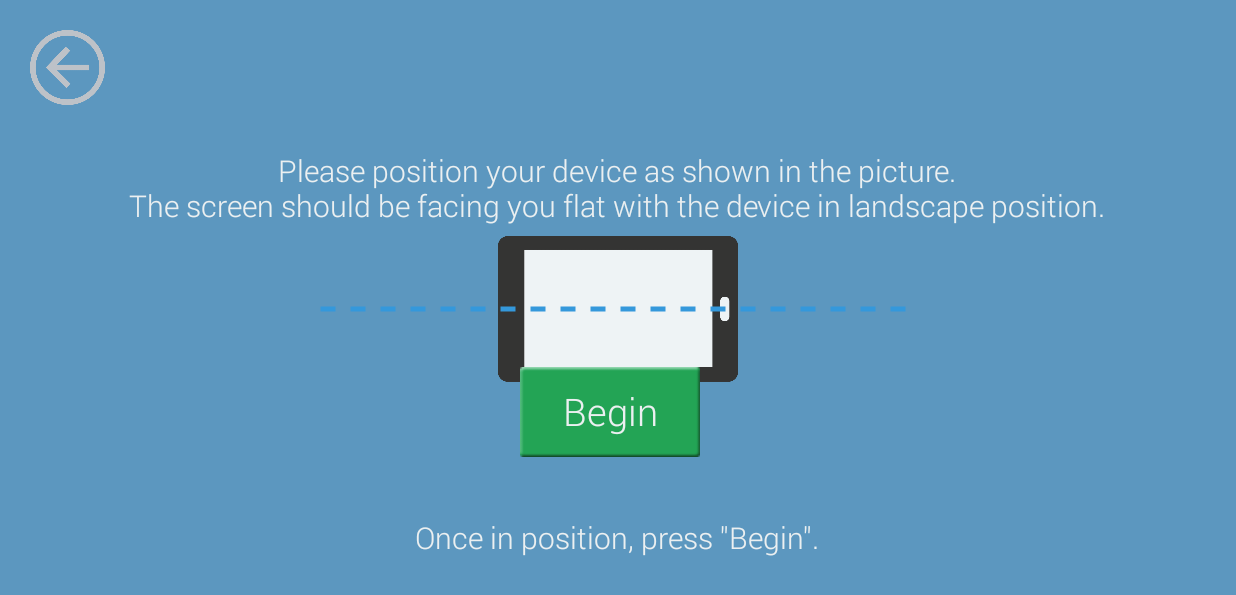
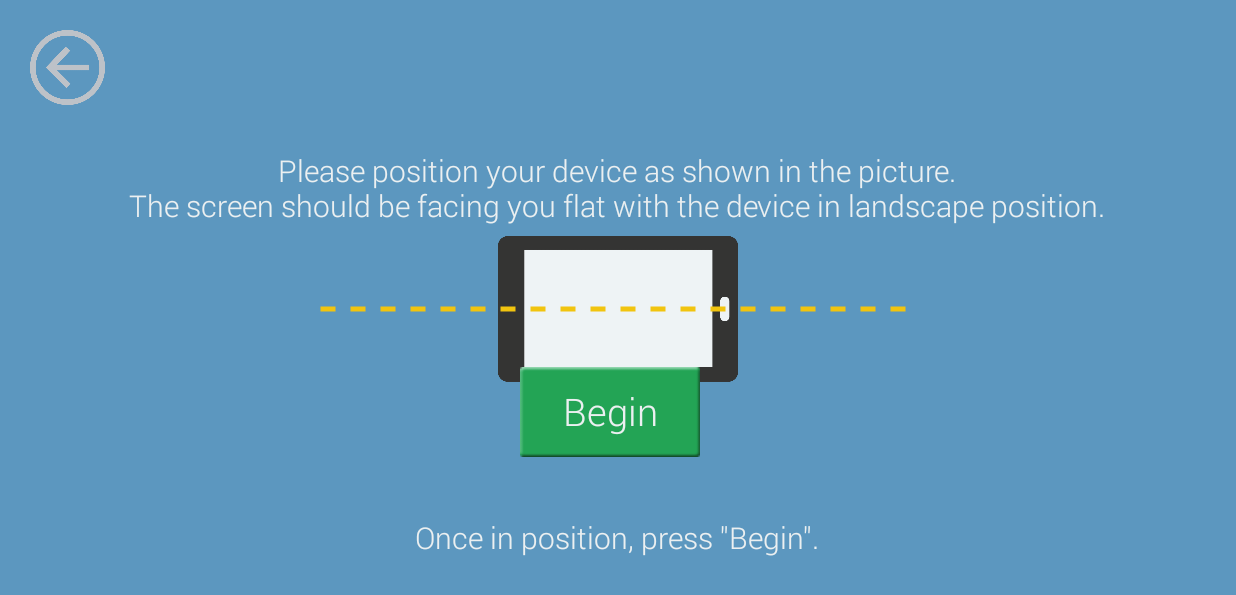
Before and after one commit to dkim89/FPGAController, an Android app: the screen it shows after launch (MainActivity), after a tap on "CALIBRATE CONTROLLER", on a phone screen of 824 x 412 dp (held sideways). Shown: the top 595 px of the screen. Run offline under Robolectric (Android 15) with nearby library versions, the phone set to English and light mode, and no system bars; 1 other tap on this screen came first.

Commit message:
Finished implementation of controller configuration

```diff
--- a/app/src/main/java/spring15/ec551/fpgacontroller/accelerometer/AccelerometerHighPassFilter.java
+++ b/app/src/main/java/spring15/ec551/fpgacontroller/accelerometer/AccelerometerHighPassFilter.java
@@ -39,9 +39,4 @@ public class AccelerometerHighPassFilter {
         return new float[] {mAccel[X], mAccel[Y], mAccel[Z]};
     }
 
-    /** Default configuration settings for the controller */
-    public void setDefaultConfiguration() {
-        // TODO
-    }
-
 }
--- a/app/src/main/java/spring15/ec551/fpgacontroller/accelerometer/ControllerObject.java
+++ b/app/src/main/java/spring15/ec551/fpgacontroller/accelerometer/ControllerObject.java
@@ -45,6 +45,9 @@ public class ControllerObject implements SensorEventListener, Parcelable {
     float mFilterValues[];
     float mNetValues[];
 
+    /** Checks for whether the controller has been configured by user. */
+    private boolean isConfigured;
+
     /** Used to calculate the angle **/
     float mAnglePrecision;
     int mLeftBound;               // Uses integer for precision purposes
@@ -52,48 +55,41 @@ public class ControllerObject implements SensorEventListener, Parcelable {
     final float ANGLE_SENSITIVITY_HIGH_LIMIT = 10.0f;
     final float ANGLE_INCREMENT = 0.5f;
 
-    public ControllerObject() {};
     /** Implements an empty controller object for activity level. This should not
      *  initially be set to listen to anything */
     public ControllerObject(Context context) {
-        this(context, null, null);
+        this(context, null);
     }
 
     /** Implements default values */
     public ControllerObject(Context context, ControllerInterfaceListener interfacer) {
-       this(context,interfacer, null);
-    }
+        isConfigured = false;
 
-    public ControllerObject(Context context, ControllerInterfaceListener interfacer,
-                            ControllerObject object) {
         if (interfacer != null)
             mInterface = interfacer;
 
-        mBaseValues = new float[]{ZERO_FLOAT, ZERO_FLOAT, ZERO_FLOAT};
-        mFilterValues = new float[]{ZERO_FLOAT, ZERO_FLOAT, ZERO_FLOAT};
-
         /** Initialize object with default values */
-        if (object == null) {
-            mNetValues = new float[]{ZERO_FLOAT, ZERO_FLOAT, ZERO_FLOAT};
-            mLeftBound = DEFAULT_BOUND;
-            mRightBound = DEFAULT_BOUND;
-            mAnglePrecision = 1.0f;
-            mFilter = new AccelerometerHighPassFilter(DEFAULT_K_FACTOR);
-        }
-        /** Initialize with saved controller object */
-        else {
-            setSavedSettings(object);
-        }
+        setDefaultSettings();
 
         mSensorManager = (SensorManager)context.getSystemService(Context.SENSOR_SERVICE);
         if (mSensorManager.getDefaultSensor(Sensor.TYPE_ACCELEROMETER) != null) {
             mAccelerometer = mSensorManager.getDefaultSensor(Sensor.TYPE_ACCELEROMETER);
         }
-        registerSensor();
+    }
 
+    public void setDefaultSettings() {
+        mBaseValues = new float[]{ZERO_FLOAT, ZERO_FLOAT, ZERO_FLOAT};
+        mFilterValues = new float[]{ZERO_FLOAT, ZERO_FLOAT, ZERO_FLOAT};
+        mNetValues = new float[]{ZERO_FLOAT, ZERO_FLOAT, ZERO_FLOAT};
+        mLeftBound = DEFAULT_BOUND;
+        mRightBound = DEFAULT_BOUND;
+        mAnglePrecision = 1.0f;
+        mFilter = new AccelerometerHighPassFilter(DEFAULT_K_FACTOR);
     }
 
     public void setSavedSettings(ControllerObject object) {
+        mBaseValues = object.getBaseValue();
+        mFilterValues = object.getFilterValues();
         mNetValues = object.getNetValue();
         mLeftBound = object.getLeftBound();
         mRightBound = object.getRightBound();
@@ -102,7 +98,9 @@ public class ControllerObject implements SensorEventListener, Parcelable {
     }
 
     /** Getters */
-    public float    getFilterValue()    { return this.mFilter.kFilteringFactor; }
+    public float    getKFactorValue()   { return this.mFilter.kFilteringFactor; }
+    public float[]  getBaseValue()      { return this.mBaseValues; }
+    public float[]  getFilterValues()   { return this.mFilterValues; }
     public float[]  getNetValue()       { return this.mNetValues; }
     public int      getLeftBound()      { return this.mLeftBound; }
     public int      getRightBound()     { return this.mRightBound; }
@@ -113,6 +111,20 @@ public class ControllerObject implements SensorEventListener, Parcelable {
         mNetValues[X] = ZERO_FLOAT;
         mNetValues[Y] = ZERO_FLOAT;
         mNetValues[Z] = ZERO_FLOAT;
+    }
+
+    public void setInterface(ControllerInterfaceListener interfaceListener) {
+        mInterface = interfaceListener;
+    }
+
+    /** Set the state of whether controller has been configured */
+    public void setConfiguredState(boolean state) {
+        isConfigured = state;
+    }
+
+    /** Get the current state of controller configuration */
+    public boolean getConfiguredState() {
+        return isConfigured;
     }
 
     /** Attach and detach sensor */
@@ -219,6 +231,10 @@ public class ControllerObject implements SensorEventListener, Parcelable {
 
     /** Parcelable implementation */
     protected ControllerObject(Parcel in) {
+        mBaseValues = new float[3];
+        in.readFloatArray(mBaseValues);
+        mFilterValues = new float[3];
+        in.readFloatArray(mFilterValues);
         mNetValues = new float[3];
         in.readFloatArray(mNetValues);
         mAnglePrecision = in.readFloat();
@@ -233,6 +249,8 @@ public class ControllerObject implements SensorEventListener, Parcelable {
 
     @Override
     public void writeToParcel(Parcel dest, int flags) {
+        dest.writeFloatArray(mBaseValues);
+        dest.writeFloatArray(mFilterValues);
         dest.writeFloatArray(mNetValues);
         dest.writeFloat(mAnglePrecision);
         dest.writeInt(mLeftBound);
--- a/app/src/main/java/spring15/ec551/fpgacontroller/activities/MainActivity.java
+++ b/app/src/main/java/spring15/ec551/fpgacontroller/activities/MainActivity.java
@@ -28,7 +28,7 @@ public class MainActivity extends ActionBarActivity implements FragmentActionLis
     final String CONTROLLER_SETTINGS_FRAGMENT = "CONTROLLER_SETTINGS_FRAGMENT";
 
     // Controller object that is used throughout the application.
-    private ControllerObject mControllerObject;
+    public static ControllerObject mControllerObject;
 
     FrameLayout mFragmentContainer;
     RelativeLayout mTopHudContainer;
@@ -44,6 +44,9 @@ public class MainActivity extends ActionBarActivity implements FragmentActionLis
         getSupportActionBar().hide();
         setContentView(R.layout.activity_main);
 
+        // Initialize the controller object
+        mControllerObject = new ControllerObject(getBaseContext());
+
         mFragmentContainer = (FrameLayout) findViewById(R.id.fragment_container);
         mTopHudContainer = (RelativeLayout) findViewById(R.id.top_hud_container);
         mControllerIndicator = (CustomTextView) findViewById(R.id.controller_text);
@@ -54,7 +57,6 @@ public class MainActivity extends ActionBarActivity implements FragmentActionLis
         // Check for connection
         isControllerConfigured();
         isVehicleConnected();
-
 
         // If no fragment is visible
         if (savedInstanceState == null) {
@@ -103,9 +105,7 @@ public class MainActivity extends ActionBarActivity implements FragmentActionLis
 
     /** ControllerSettingsFragment initializer */
     private void initializeControllerSettingsFragment() {
-//        if (mControllerObject != null)
-        CalibrateControllerFragment calibrateControllerFragment = CalibrateControllerFragment.newInstance(mControllerObject);
-
+        CalibrateControllerFragment calibrateControllerFragment = CalibrateControllerFragment.newInstance();
         FragmentTransaction transation = getFragmentManager().beginTransaction();
         transation.replace(R.id.fragment_container, calibrateControllerFragment, CONTROLLER_SETTINGS_FRAGMENT);
         transation.addToBackStack(CONTROLLER_SETTINGS_FRAGMENT);
@@ -141,24 +141,18 @@ public class MainActivity extends ActionBarActivity implements FragmentActionLis
         return super.onOptionsItemSelected(item);
     }
 
-    /** When invoked, it will assign the saved controller object to activity controller.
-     *  isControllerConfigured is invoked after to update status.
-     * @param savedController The saved object value.
-     */
     @Override
-    public void onSaveControllerConfiguration(ControllerObject savedController) {
-        mControllerObject = savedController;
-
+    public void updateControllerSavedStateDisplay() {
         isControllerConfigured();
     }
 
     /** Checks for the status of controller (connection).  Will update color status
-     *  and can also be used to directly get a boolean value of status
-     * @return true if object contains a value.
+     *  and can also be used to return a boolean value of status
+     *  @return true if configured.
      */
     public boolean isControllerConfigured() {
-        if (mControllerObject != null) {
-            mControllerIndicator.setBackgroundResource(R.color.flat_green2);
+        if (mControllerObject.getConfiguredState()) {
+            mControllerIndicator.setBackgroundResource(R.color.flat_green);
             return true;
         } else {
             mControllerIndicator.setBackgroundResource(R.color.flat_red2);
--- a/app/src/main/java/spring15/ec551/fpgacontroller/fragments/CalibrateControllerFragment.java
+++ b/app/src/main/java/spring15/ec551/fpgacontroller/fragments/CalibrateControllerFragment.java
@@ -8,10 +8,8 @@ import android.view.LayoutInflater;
 import android.view.View;
 import android.view.ViewGroup;
 import android.widget.ImageView;
-
 import spring15.ec551.fpgacontroller.R;
 import spring15.ec551.fpgacontroller.accelerometer.ControllerInterfaceListener;
-import spring15.ec551.fpgacontroller.accelerometer.ControllerObject;
 import spring15.ec551.fpgacontroller.activities.MainActivity;
 import spring15.ec551.fpgacontroller.resources.CustomTextView;
 
@@ -19,8 +17,6 @@ import spring15.ec551.fpgacontroller.resources.CustomTextView;
  * Created by davidkim on 3/28/15.
  */
 public class CalibrateControllerFragment extends Fragment implements ControllerInterfaceListener{
-
-    static String SAVED_CONTROLLER = "SAVED_CONTROLLER";
 
     Context mContext;
     private FragmentActionListener mListener;
@@ -30,21 +26,9 @@ public class CalibrateControllerFragment extends Fragment implements ControllerI
     ImageView mDeviceImage;
     ImageView mExampleImage;
 
-    float mFilteredValues[];
-    float mNetValues[];
+    public static CalibrateControllerFragment newInstance() {
+        return new CalibrateControllerFragment();
 
-    private ControllerObject mController;
-
-    public static CalibrateControllerFragment newInstance(ControllerObject object) {
-        CalibrateControllerFragment fragment = new CalibrateControllerFragment();
-
-        if (object != null) {
-            Bundle args = new Bundle();
-            args.putParcelable(SAVED_CONTROLLER, object);
-            fragment.setArguments(args);
-        }
-
-        return fragment;
     }
 
     public CalibrateControllerFragment() {
@@ -53,15 +37,9 @@ public class CalibrateControllerFragment extends Fragment implements ControllerI
     @Override
     public void onCreate(Bundle savedInstanceState) {
         super.onCreate(savedInstanceState);
-        mFilteredValues = new float[3];
-        mNetValues = new float[3];
 
-        if (getArguments() != null) {
-            ControllerObject temp = getArguments().getParcelable(SAVED_CONTROLLER);
-            mController = new ControllerObject(mContext, this, temp);
-        } else {
-            mController = new ControllerObject(mContext, this);
-        }
+        MainActivity.mControllerObject.setInterface(this);
+
     }
 
     @Override
@@ -74,6 +52,7 @@ public class CalibrateControllerFragment extends Fragment implements ControllerI
         mAngleNum = (CustomTextView) view.findViewById(R.id.rotation_angle_num);
         mBaseLine = (ImageView) view.findViewById(R.id.controller_instruc_baseline);
         mDeviceImage = (ImageView) view.findViewById(R.id.device_image);
+        mDeviceImage.setRotation(0.0f);
         mConfigButtonLeft = (CustomTextView) view.findViewById(R.id.config_button_left);
         mConfigButtonRight = (CustomTextView) view.findViewById(R.id.config_button_right);
         mExampleImage = (ImageView) view.findViewById(R.id.example_image);
@@ -81,7 +60,7 @@ public class CalibrateControllerFragment extends Fragment implements ControllerI
         mListener.exitMainMenuFragment();
 
         /* If configured, display current settings; otherwise initialize config procedure */
-        if (((MainActivity) getActivity()).isControllerConfigured()) {
+        if (MainActivity.mControllerObject.getConfiguredState()) {
             completeConfiguration();
         } else {
             beginConfiguration();
@@ -93,18 +72,20 @@ public class CalibrateControllerFragment extends Fragment implements ControllerI
     /* Begin Configuration */
     private void beginConfiguration() {
         mExampleImage.setVisibility(View.VISIBLE);
-        mDeviceImage.setVisibility(View.GONE);
+        mDeviceImage.setVisibility(View.INVISIBLE);
         mAngleNum.setVisibility(View.INVISIBLE);
+        mConfigButtonLeft.setVisibility(View.VISIBLE);
+        mConfigButtonRight.setVisibility(View.GONE);
 
         mInstructionText.setText("Please position your device as shown in the picture.\n" +
                 "The screen should be facing you flat with the device in landscape position.");
         mNotificationText.setText("Once in position, press \"Begin\".");
-        mConfigButtonRight.setVisibility(View.GONE);
-        mConfigButtonLeft.setVisibility(View.VISIBLE);
         mConfigButtonLeft.setText("Begin");
+
         mConfigButtonLeft.setOnClickListener(new View.OnClickListener() {
             @Override
             public void onClick(View v) {
+                MainActivity.mControllerObject.resetNetValues();
                 inConfiguration();
             }
         });
@@ -112,21 +93,23 @@ public class CalibrateControllerFragment extends Fragment implements ControllerI
 
     /* In Configuration */
     private void inConfiguration() {
-        mExampleImage.setVisibility(View.GONE);
+        mExampleImage.setVisibility(View.INVISIBLE);
         mDeviceImage.setVisibility(View.VISIBLE);
-        mController.resetNetValues();
         mAngleNum.setVisibility(View.VISIBLE);
+        mConfigButtonRight.setBackgroundResource(R.drawable.button_blue_selector);
+        mConfigButtonRight.setVisibility(View.VISIBLE);
+
         mConfigButtonLeft.setText("Save");
         mConfigButtonRight.setText("Retry");
-        mConfigButtonRight.setBackgroundResource(R.drawable.button_red_selector);
-        mConfigButtonRight.setVisibility(View.VISIBLE);
-        mInstructionText.setText("Check if the device image is rotating correctly with your device. ");
+        mInstructionText.setText("Check if the device image is aligned correctly with your device.");
         mNotificationText.setText("If correct, press \"Save\". To try again press \"Retry\".");
 
         // Save
         mConfigButtonLeft.setOnClickListener(new View.OnClickListener() {
             @Override
             public void onClick(View v) {
+                MainActivity.mControllerObject.setConfiguredState(true);
+                mListener.updateControllerSavedStateDisplay();
                 completeConfiguration();
             }
         });
@@ -135,19 +118,19 @@ public class CalibrateControllerFragment extends Fragment implements ControllerI
         mConfigButtonRight.setOnClickListener(new View.OnClickListener() {
             @Override
             public void onClick(View v) {
-                mController.resetNetValues();
+                MainActivity.mControllerObject.resetNetValues();
             }
         });
     }
 
     public void completeConfiguration() {
-        if (mDeviceImage.getVisibility() != View.VISIBLE) mDeviceImage.setVisibility(View.VISIBLE);
-        if (mExampleImage.getVisibility() == View.VISIBLE) mExampleImage.setVisibility(View.INVISIBLE);
-        if (mAngleNum.getVisibility() != View.VISIBLE) mAngleNum.setVisibility(View.VISIBLE);
+        mDeviceImage.setVisibility(View.VISIBLE);
+        mExampleImage.setVisibility(View.INVISIBLE);
+        mAngleNum.setVisibility(View.VISIBLE);
+        mConfigButtonLeft.setVisibility(View.GONE);
+        mConfigButtonRight.setBackgroundResource(R.drawable.button_red_selector);
 
-        mListener.onSaveControllerConfiguration(mController);
         mConfigButtonRight.setText("Redo");
-        mConfigButtonLeft.setVisibility(View.GONE);
         mInstructionText.setText("Device has been configured.");
         mNotificationText.setText("To start over from beginning, press \"Redo\". Otherwise return to menu.");
 
@@ -155,7 +138,9 @@ public class CalibrateControllerFragment extends Fragment implements ControllerI
         mConfigButtonRight.setOnClickListener(new View.OnClickListener() {
             @Override
             public void onClick(View v) {
-                mListener.onSaveControllerConfiguration(null);
+                MainActivity.mControllerObject.setDefaultSettings();
+                MainActivity.mControllerObject.setConfiguredState(false);
+                mListener.updateControllerSavedStateDisplay();
                 beginConfiguration();
             }
         });
@@ -171,34 +156,29 @@ public class CalibrateControllerFragment extends Fragment implements ControllerI
     @Override
     public void onStart() {
         super.onStart();
-        if (mController != null) {
-            mController.registerSensor();
-        }
+        if (MainActivity.mControllerObject != null)
+            MainActivity.mControllerObject.registerSensor();
     }
 
     @Override
     public void onStop() {
         super.onStop();
-        if (mController != null)
-            mController.unregisterSensor();
+        if (MainActivity.mControllerObject != null)
+            MainActivity.mControllerObject.unregisterSensor();
     }
 
     @Override
     public void onDetach() {
         super.onDetach();
         mListener = null;
-        // TODO save values of user config object
     }
 
     @Override
     public void onBaseChangedListener(float[] baseValues) {
-        // Not relevant for this fragment as we only need net value
     }
 
     @Override
     public void onFilterChangedListener(float[] filterValues, float[] netValues) {
-        mFilteredValues = filterValues;
-        mNetValues = netValues;
     }
 
     @Override
@@ -206,10 +186,11 @@ public class CalibrateControllerFragment extends Fragment implements ControllerI
         mDeviceImage.setRotation(angleValue);
         mAngleNum.setText("" + angleValue);
     }
+}
 
+    /*
     private void measureValue(String tag, boolean retry) {
-//        mConfigButtonLeft.setVisibility(View.INVISIBLE);
-        /**
+        mConfigButtonLeft.setVisibility(View.INVISIBLE);
          mTimerCheck = true;
          boolean isSuccessful = true;
 
@@ -263,7 +244,5 @@ public class CalibrateControllerFragment extends Fragment implements ControllerI
          completeConfiguration();
          break;
          }
-         /* Runs a time elapsed check of filtered X,Y values. Filtered values should be between -.5 to .5. */
 
-    }
-}
+    } */
--- a/app/src/main/java/spring15/ec551/fpgacontroller/fragments/ExamineAccelFragment.java
+++ b/app/src/main/java/spring15/ec551/fpgacontroller/fragments/ExamineAccelFragment.java
@@ -72,7 +72,7 @@ public class ExamineAccelFragment extends Fragment implements ControllerInterfac
         mDecreaseAngle = (Button) view.findViewById(R.id.angle_down_arrow_button);
         initializeListeners();
 
-        mFilterControl.setText("Filter Value\n" + String.format("%6.2f", mController.getFilterValue()));
+        mFilterControl.setText("Filter Value\n" + String.format("%6.2f", mController.getKFactorValue()));
         mAngleSensitivity.setText(String.format("Angle Precision\n" + mController.getAnglePrecision()));
 
         mListener.exitMainMenuFragment();
@@ -92,7 +92,7 @@ public class ExamineAccelFragment extends Fragment implements ControllerInterfac
             @Override
             public void onClick(View v) {
                 mController.increaseFilterValue();
-                mFilterControl.setText("Filter Value\n" + String.format("%6.2f", mController.getFilterValue()));
+                mFilterControl.setText("Filter Value\n" + String.format("%6.2f", mController.getKFactorValue()));
             }
         });
 
@@ -100,7 +100,7 @@ public class ExamineAccelFragment extends Fragment implements ControllerInterfac
             @Override
             public void onClick(View v) {
                 mController.decreaseFilterValue();
-                mFilterControl.setText("Filter Value\n" + String.format("%6.2f", mController.getFilterValue()));
+                mFilterControl.setText("Filter Value\n" + String.format("%6.2f", mController.getKFactorValue()));
             }
         });
 
--- a/app/src/main/java/spring15/ec551/fpgacontroller/fragments/FragmentActionListener.java
+++ b/app/src/main/java/spring15/ec551/fpgacontroller/fragments/FragmentActionListener.java
@@ -1,6 +1,4 @@
 package spring15.ec551.fpgacontroller.fragments;
-
-import spring15.ec551.fpgacontroller.accelerometer.ControllerObject;
 
 /**
  * Created by davidkim on 3/25/15.
@@ -10,10 +8,8 @@ public interface FragmentActionListener {
      * @param itemName the string value associated with the settings item */
     public void onSettingsMenuItemClickListener(String itemName);
 
-    // TODO
-    /** Sends the controller object to activity level and check for validity.
-     * @param savedSettings the data object containing saved configuration. */
-    public void onSaveControllerConfiguration(ControllerObject savedSettings);
+    /** Invoke an update to saved configuration state of controller */
+    public void updateControllerSavedStateDisplay();
 
     public void enterMainMenuFragment();
 
--- a/app/src/main/res/drawable/calibration_line_neutral.xml
+++ b/app/src/main/res/drawable/calibration_line_drawable.xml
@@ -2,7 +2,7 @@
 <shape xmlns:android="http://schemas.android.com/apk/res/android"
     android:shape="line">
     <stroke
-        android:color="@color/flat_blue1"
+        android:color="@color/flat_yellow"
         android:width="@dimen/controller_baseline_stroke_width"
         android:dashWidth="@dimen/controller_baseline_dashwidth"
         android:dashGap="@dimen/controller_baseline_dashgap" />
--- a/app/src/main/res/layout/layout_config_controller.xml
+++ b/app/src/main/res/layout/layout_config_controller.xml
@@ -51,7 +51,7 @@
         android:layerType="software"
         android:layout_width="wrap_content"
         android:layout_height="wrap_content"
-        android:background="@drawable/calibration_line_neutral"
+        android:background="@drawable/calibration_line_drawable"
         android:layout_centerInParent="true"
         android:adjustViewBounds="true" />
 
--- a/app/src/main/res/values/colors.xml
+++ b/app/src/main/res/values/colors.xml
@@ -18,8 +18,8 @@
     <color name="flat_dark_grey2">#424242</color>
 
     <color name="flat_red2">#E26A6A</color>
-    <color name="flat_green1">#2ECC71</color>
-    <color name="flat_green2">#27AE60</color>
+    <color name="flat_green">#27AE60</color>
+    <color name="flat_yellow">#F1C40F</color>
     <color name="reset_color">#ECF0F1</color>
     <color name="black">#000000</color>
     <color name="white">#FFFFFF</color>
```
Also changed, not shown: app/src/main/res/drawable/calibration_line_aligned.xml (deleted, +0 -16 lines).
